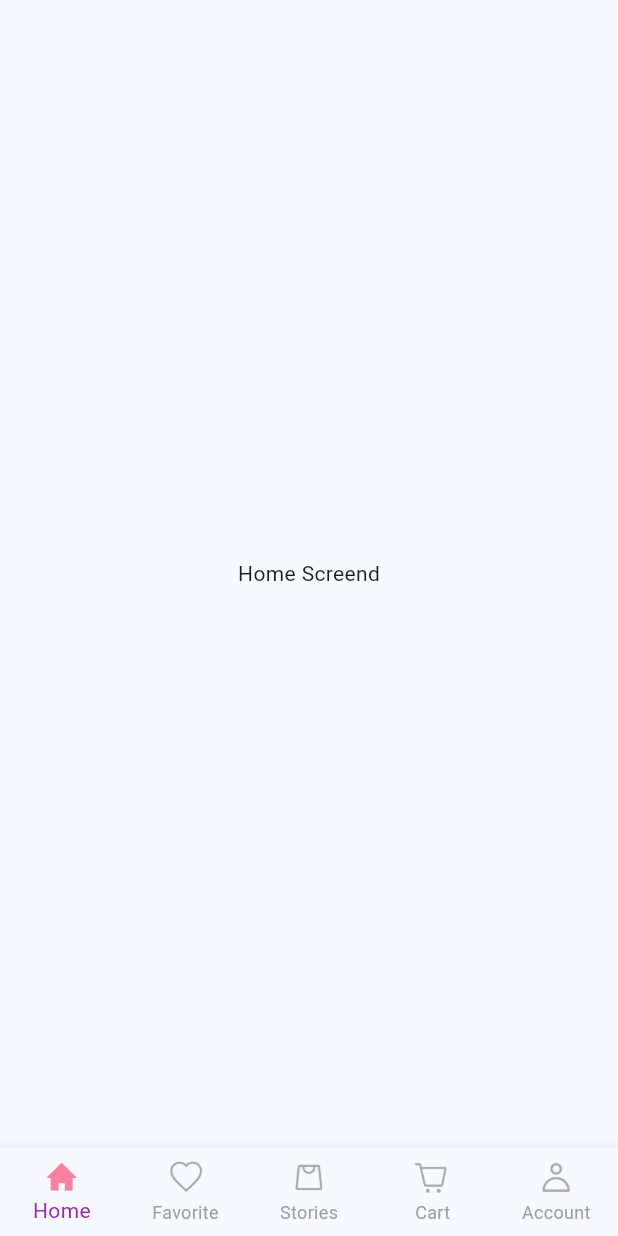
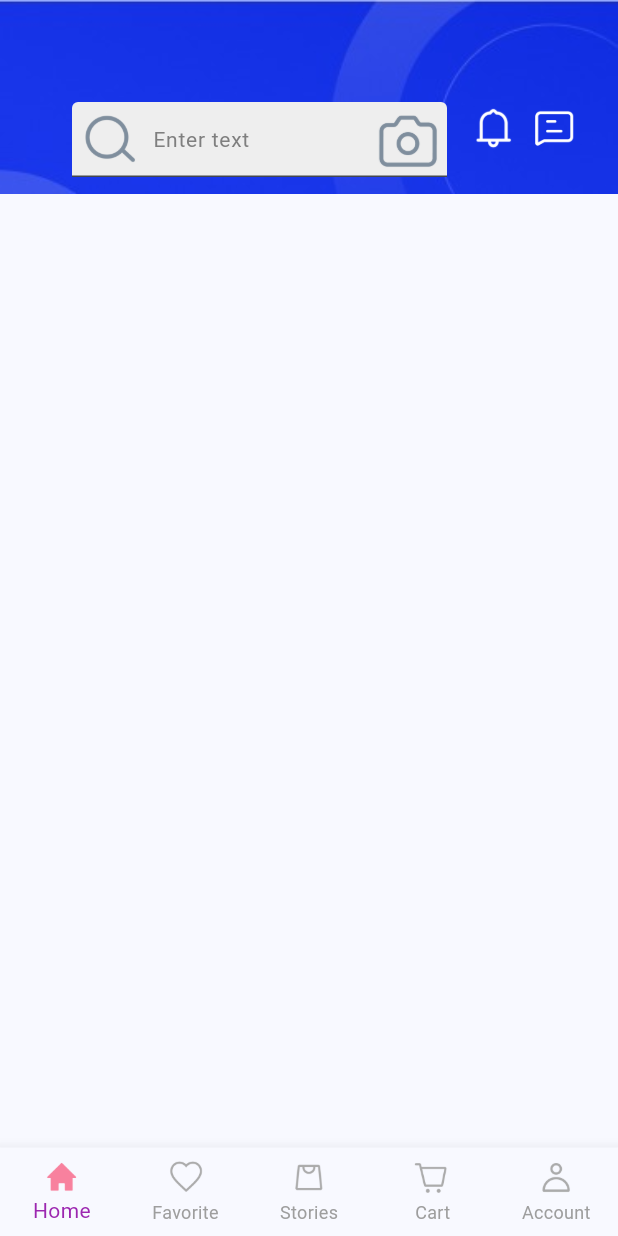
Before and after one commit to eldadmamo/flutter-ecommerce, a Flutter app: the screen it shows after launch, on a phone screen of 412 x 824 dp. Run offline on Flutter 3.47's test engine with Material 3 defaults, Android fonts, the phone set to English and light mode, and no system bars; our stand-ins replace flutter_dotenv, google_fonts.

Commit message:
Home Screen Header

```diff
--- a/frontend/lib/views/screens/nav-screens/home_screen.dart
+++ b/frontend/lib/views/screens/nav-screens/home_screen.dart
@@ -1,5 +1,6 @@
 
 
+import 'package:ecommerceflutter/views/screens/nav-screens/widgets/header-widget.dart';
 import 'package:flutter/material.dart';
 
 class HomeScreen extends StatelessWidget {
@@ -7,8 +8,14 @@
 
   @override
   Widget build(BuildContext context) {
-    return Scaffold(
-      body: Center(child: Text("Home Screend"),),
+    return const Scaffold(
+      body: SingleChildScrollView(
+        child: Column(
+          children: [
+            HeaderWidget(),
+          ],
+        ),
+      ),
     );
   }
 }
--- /dev/null
+++ b/frontend/lib/views/screens/nav-screens/widgets/header-widget.dart
@@ -0,0 +1,89 @@
+import 'package:flutter/material.dart';
+
+class HeaderWidget extends StatelessWidget {
+  const HeaderWidget({super.key});
+
+  @override
+  Widget build(BuildContext context) {
+    return SizedBox(
+
+      width: MediaQuery.of(context).size.width,
+      height: MediaQuery.of(context).size.height * 0.20,
+      child: Stack(children: [
+        Image.asset('assets/icons/searchBanner.jpeg',
+        width: MediaQuery.of(context).size.width,
+        fit: BoxFit.cover,
+        ),
+        Positioned(
+          left: 48,
+          top: 68,
+          child: SizedBox(
+            width: 250,
+            height: 50,
+            child: TextField(
+              decoration: InputDecoration(
+                hintText: 'Enter text',
+                hintStyle: const TextStyle(
+                  fontSize: 14,
+                  color: Color(0xFF7F7F7F)
+                ) ,
+                contentPadding: const EdgeInsets.symmetric(
+                  horizontal: 12 , vertical: 16
+                  ),
+                prefixIcon: Image.asset(
+                  'assets/icons/searc1.png'
+                  ),
+                suffixIcon: Image.asset(
+                  'assets/icons/cam.png'
+                  ),
+                  fillColor: Colors.grey.shade200,
+                  filled: true,
+                  focusColor: Colors.black,
+                ),
+
+            ),
+          )
+        ),
+        Positioned(
+          left: 311,
+          top: 70,
+          child: Material(
+            type: MaterialType.transparency,
+            child: InkWell(
+              onTap: (){},
+              overlayColor: MaterialStateProperty.all(
+                Color(0x0c7F7F)
+              ),
+              child: Ink(
+                width: 31,
+                height: 31,
+                decoration: const BoxDecoration(
+                  image: DecorationImage(image: AssetImage('assets/icons/bell.png'))
+                ),
+              )
+            ),
+          ),
+          ),
+          Positioned(
+            left: 354,
+            top: 70,
+            child: Material(
+              type: MaterialType.transparency,
+              child: InkWell(
+                onTap: (){},
+                child: Ink(
+                  width: 31,
+                  height: 31,
+                  decoration: const BoxDecoration(
+                    image: DecorationImage(image: AssetImage('assets/icons/message.png'))
+                  ),
+                ),
+              )
+          ))
+      ],
+
+
+      ),
+    );
+  }
+}
```
